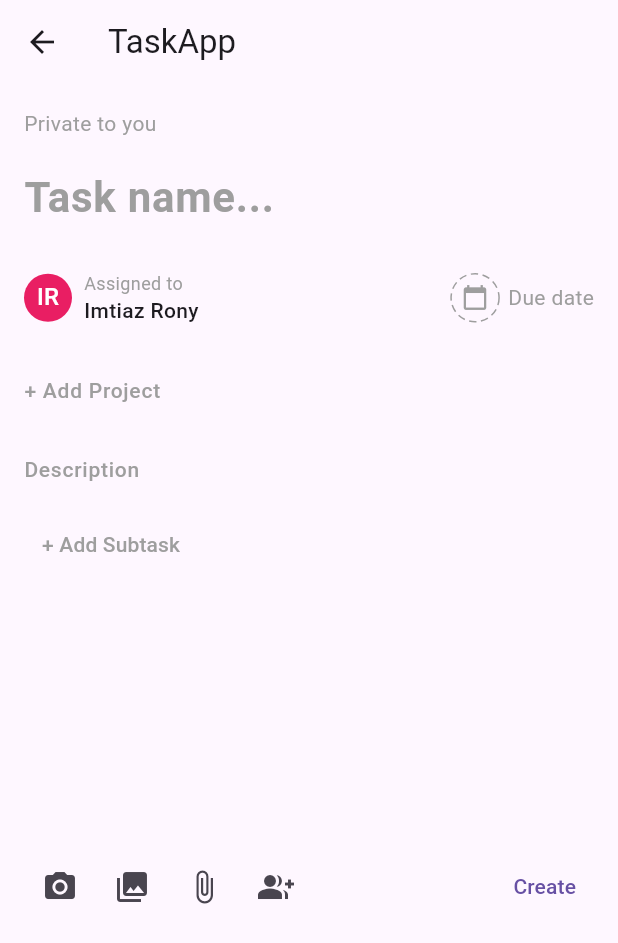
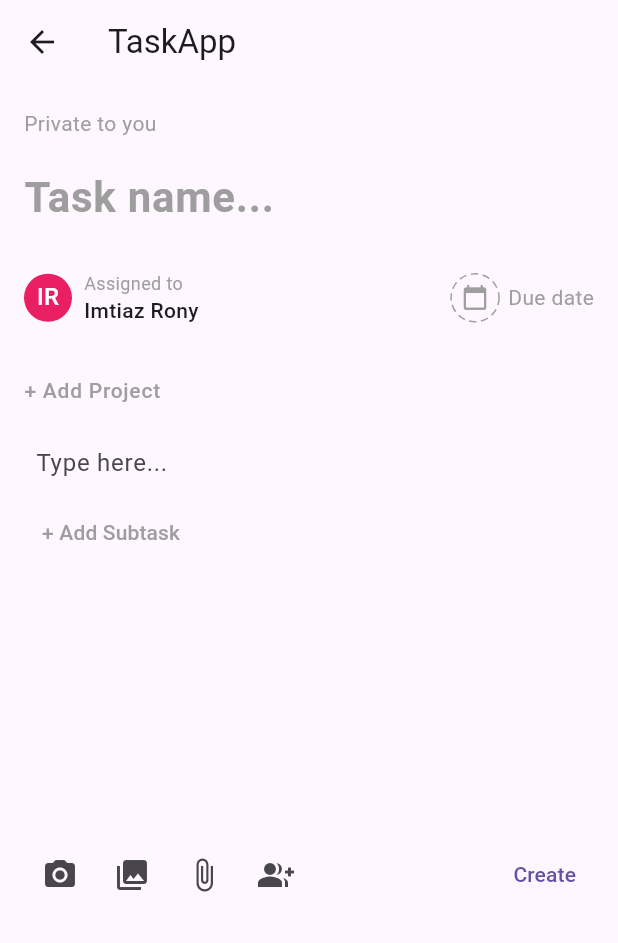
Before and after one commit to IMTIAZ-RONY/Ostad_batch_07, a Flutter app: the AddTaskScreen screen opened directly, on a phone screen of 412 x 824 dp. Shown: the top 943 px of the screen. Run offline on Flutter 3.47's test engine with Material 3 defaults, Android fonts, the phone set to English and light mode, and no system bars; drawn by our look-alikes of dotted_border; our stand-ins replace file_picker, flutter_colorpicker, flutter_screenutil, get, get_storage, image_picker and 1 more; accounts and stored records are empty; network calls fail.

Commit message:
socket_io_get_xx

```diff
--- a/lib/ui/screens/add_task_screen.dart
+++ b/lib/ui/screens/add_task_screen.dart
@@ -5,7 +5,7 @@ import 'package:flutter/material.dart';
 import 'package:image_picker/image_picker.dart';
 import 'package:intl/intl.dart';
 import 'package:flutter_colorpicker/flutter_colorpicker.dart';
-
+enum LineType { normal, bullet, number }
 class AddTaskScreen extends StatefulWidget {
   @override
   _AddTaskScreenState createState() => _AddTaskScreenState();
@@ -29,7 +29,8 @@ class _AddTaskScreenState extends State<AddTaskScreen> {
   List<String> listItems = [];
   bool isDescriptionFocused = false;
   TextEditingController taskNameController = TextEditingController();
-  TextEditingController descriptionController = TextEditingController();
+  List<TextLine> descriptionLines = [TextLine(type: LineType.normal)];
+  int? _currentFocusedDescriptionIndex;
   List<TextEditingController> controllers = [];
   List<bool> showClearIcon = [];
   final ImagePicker _picker = ImagePicker();
@@ -39,6 +40,7 @@ class _AddTaskScreenState extends State<AddTaskScreen> {
     return controllers.isEmpty ||
         controllers.every((controller) => controller.text.isEmpty);
   }
+
 
   @override
   Widget build(BuildContext context) {
@@ -325,7 +327,7 @@ class _AddTaskScreenState extends State<AddTaskScreen> {
 
 
 
-
+  // Modify _buildDescriptionField
   Widget _buildDescriptionField() {
     return Focus(
       onFocusChange: (hasFocus) {
@@ -333,62 +335,33 @@ class _AddTaskScreenState extends State<AddTaskScreen> {
           isDescriptionFocused = hasFocus;
         });
       },
-      child: TextFormField(
-        controller: descriptionController,
-        maxLines: null,
-        textAlign: textAlign,
-        onChanged: (value) {
-          // Split the text into lines
-          List<String> lines = value.split('\n');
-          String updatedText = '';
-
-          for (int i = 0; i < lines.length; i++) {
-            String trimmedLine = lines[i].trim();
-
-            if (isBulletList) {
-              // Replace number if present and add bullet icon
-              if (trimmedLine.startsWith(RegExp(r'^\d+\.\s'))) {
-                trimmedLine = trimmedLine.replaceFirst(RegExp(r'^\d+\.\s'), '');
-              }
-              if (!trimmedLine.startsWith('•')) {
-                updatedText += '• $trimmedLine\n';
-              } else {
-                updatedText += '$trimmedLine\n';
-              }
-            } else if (isNumberList) {
-              // Replace bullet if present and add numbered list
-              if (trimmedLine.startsWith('•')) {
-                trimmedLine = trimmedLine.replaceFirst('•', '').trim();
-              }
-              if (!RegExp(r'^\d+\.\s').hasMatch(trimmedLine)) {
-                updatedText += '${i + 1}. $trimmedLine\n';
-              } else {
-                updatedText += '$trimmedLine\n';
-              }
-            } else {
-              // Remove any existing bullets or numbers if none is selected
-              if (trimmedLine.startsWith('•')) {
-                trimmedLine = trimmedLine.replaceFirst('•', '').trim();
-              } else if (trimmedLine.startsWith(RegExp(r'^\d+\.\s'))) {
-                trimmedLine = trimmedLine.replaceFirst(RegExp(r'^\d+\.\s'), '').trim();
-              }
-              updatedText += '$trimmedLine\n';
-            }
+      child: ListView.builder(
+        shrinkWrap: true,
+        physics: const NeverScrollableScrollPhysics(),
+        itemCount: descriptionLines.length,
+        itemBuilder: (context, index) {
+          return _buildDescriptionLine(index);
+        },
+      ),
+    );
   }
 
-          // Avoid unnecessary updates
-          if (descriptionController.text != updatedText.trim()) {
-            descriptionController.text = updatedText.trim();
-            descriptionController.selection = TextSelection.fromPosition(
-              TextPosition(offset: descriptionController.text.length),
-            );
-          }
-        },
+  Widget _buildDescriptionLine(int index) {
+    final line = descriptionLines[index];
+    return Padding(
+      padding: const EdgeInsets.symmetric(vertical: 4.0),
+      child: Row(
+        crossAxisAlignment: CrossAxisAlignment.start,
+        children: [
+          _buildPrefix(line, index),
+          Expanded(
+            child: TextField(
+              controller: line.controller,
+              focusNode: line.focusNode,
               decoration: const InputDecoration(
-          hintText: 'Description',
+                hintText: 'Type here...',
                 border: InputBorder.none,
-          hintStyle: TextStyle(
-              fontSize: 14, fontWeight: FontWeight.w500, color: Colors.grey),
+                isDense: true,
               ),
               style: TextStyle(
                 fontWeight: isBold ? FontWeight.bold : FontWeight.normal,
@@ -397,11 +370,78 @@ class _AddTaskScreenState extends State<AddTaskScreen> {
                 fontSize: fontSize,
                 color: fontColor,
               ),
+              textInputAction: index == descriptionLines.length - 1
+                  ? TextInputAction.done
+                  : TextInputAction.next,
+              onChanged: (value) => _handleDescriptionChange(index, value),
+              onSubmitted: (_) => _addDescriptionLine(index),
+              onTap: () => _currentFocusedDescriptionIndex = index,
+            ),
+          ),
+        ],
       ),
     );
   }
 
 
+  Widget _buildPrefix(TextLine line, int index) {
+    if (line.type == LineType.bullet) {
+      return const Padding(
+        padding: EdgeInsets.symmetric(horizontal: 8),
+        child: Text('•'),
+      );
+    }
+    if (line.type == LineType.number) {
+      return Padding(
+        padding: const EdgeInsets.symmetric(horizontal: 8),
+        child: Text('${_calculateNumber(index)}.'),
+      );
+    }
+    return const SizedBox(width: 8);
+  }
+
+
+  int _calculateNumber(int index) {
+    int count = 0;
+    for (int i = index; i >= 0; i--) {
+      if (descriptionLines[i].type == LineType.number) {
+        count++;
+      } else {
+        break;
+      }
+    }
+    return count;
+  }
+
+  void _addDescriptionLine(int currentIndex) {
+    setState(() {
+      final newType = descriptionLines[currentIndex].type;
+      descriptionLines.insert(currentIndex + 1, TextLine(type: newType));
+
+      Future.delayed(Duration.zero, () {
+        descriptionLines[currentIndex + 1].focusNode.requestFocus();
+        _currentFocusedDescriptionIndex = currentIndex + 1;
+      });
+    });
+  }
+
+  void _handleDescriptionChange(int index, String value) {
+    if (value.isEmpty && index > 0) {
+      _removeDescriptionLine(index);
+    }
+  }
+
+  void _removeDescriptionLine(int index) {
+    setState(() {
+      final removedLine = descriptionLines.removeAt(index);
+      removedLine.focusNode.dispose();
+
+      if (index > 0) {
+        descriptionLines[index - 1].focusNode.requestFocus();
+        _currentFocusedDescriptionIndex = index - 1;
+      }
+    });
+  }
 
 
   Widget _buildBottomRow() {
@@ -522,33 +562,18 @@ class _AddTaskScreenState extends State<AddTaskScreen> {
                     color: textAlign == TextAlign.right ? Colors.blue : Colors.black,
                   ),
 
-               /*   IconButton(
-                    icon: const Icon(Icons.format_list_bulleted),
-                    onPressed: () {
-                      setState(() {
-                        isBulletList = !isBulletList;
-                        isNumberList = false;
-                      });
-                    },
-                    color: isBulletList ? Colors.blue : Colors.black,
-                  ),
-                  IconButton(
-                    icon: const Icon(Icons.format_list_numbered),
-                    onPressed: () {
-                      setState(() {
-                        isNumberList = !isNumberList;
-                        isBulletList = false;
-                      });
-                    },
-                    color: isNumberList ? Colors.blue : Colors.black,
-                  ),*/
+
                   IconButton(
                     icon: Icon(Icons.format_list_bulleted,
                         color: isBulletList ? Colors.blue : Colors.grey),
                     onPressed: () {
                       setState(() {
-                        isBulletList = true;
-                        isNumberList = false;
+                        if (_currentFocusedDescriptionIndex != null) {
+                          final currentLine = descriptionLines[_currentFocusedDescriptionIndex!];
+                          currentLine.type = currentLine.type == LineType.bullet
+                              ? LineType.normal
+                              : LineType.bullet;
+                        }
                       });
                     },
                   ),
@@ -557,8 +582,12 @@ class _AddTaskScreenState extends State<AddTaskScreen> {
                         color: isNumberList ? Colors.blue : Colors.grey),
                     onPressed: () {
                       setState(() {
-                        isNumberList = true;
-                        isBulletList = false;
+                        if (_currentFocusedDescriptionIndex != null) {
+                          final currentLine = descriptionLines[_currentFocusedDescriptionIndex!];
+                          currentLine.type = currentLine.type == LineType.number
+                              ? LineType.normal
+                              : LineType.number;
+                        }
                       });
                     },
                   ),
@@ -750,6 +779,7 @@ class _AddTaskScreenState extends State<AddTaskScreen> {
     });
   }
 
+
   Future<void> _attachDocument() async {
     try {
       FilePickerResult? result = await FilePicker.platform.pickFiles(
@@ -779,3 +809,14 @@ class _AddTaskScreenState extends State<AddTaskScreen> {
     }
   }
 }
+
+class TextLine {
+  late TextEditingController controller;
+  late FocusNode focusNode;
+  LineType type;
+
+  TextLine({required this.type}) {
+    controller = TextEditingController();
+    focusNode = FocusNode();
+  }
+}
--- a/pubspec.yaml
+++ b/pubspec.yaml
@@ -53,6 +53,8 @@ dependencies:
   uuid:
   dotted_border:
   flutter_colorpicker:
+  fleather:
+  parchment:
 
 
 dev_dependencies:
```
Also changed, not shown: pubspec.lock. Lines whose indentation alone changed are shown as unchanged.
